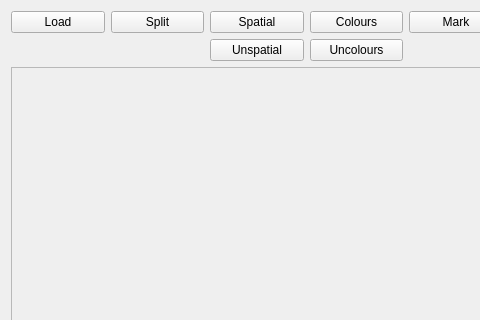
This is mainwindow.ui in michas-eu/img_compressor as Qt 5 draws it before an edit; both pictures show x 0 to 480 and y 0 to 320 of the 613 by 596 pixel window. The edited form follows.
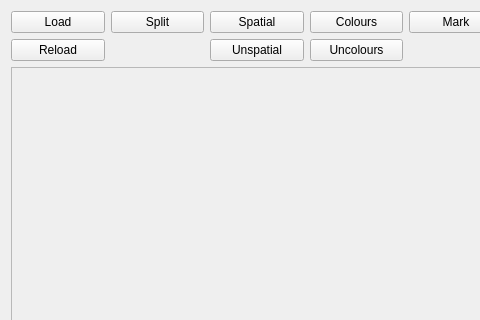
This is the edited form.

The edit to the form file:
```diff
--- a/mainwindow.ui
+++ b/mainwindow.ui
@@ -30,6 +30,13 @@
         </property>
        </widget>
       </item>
+      <item row="1" column="0">
+       <widget class="QPushButton" name="reload_btn">
+        <property name="text">
+         <string>Reload</string>
+        </property>
+       </widget>
+      </item>
       <item row="0" column="1">
        <widget class="QPushButton" name="split_btn">
         <property name="text">
```
